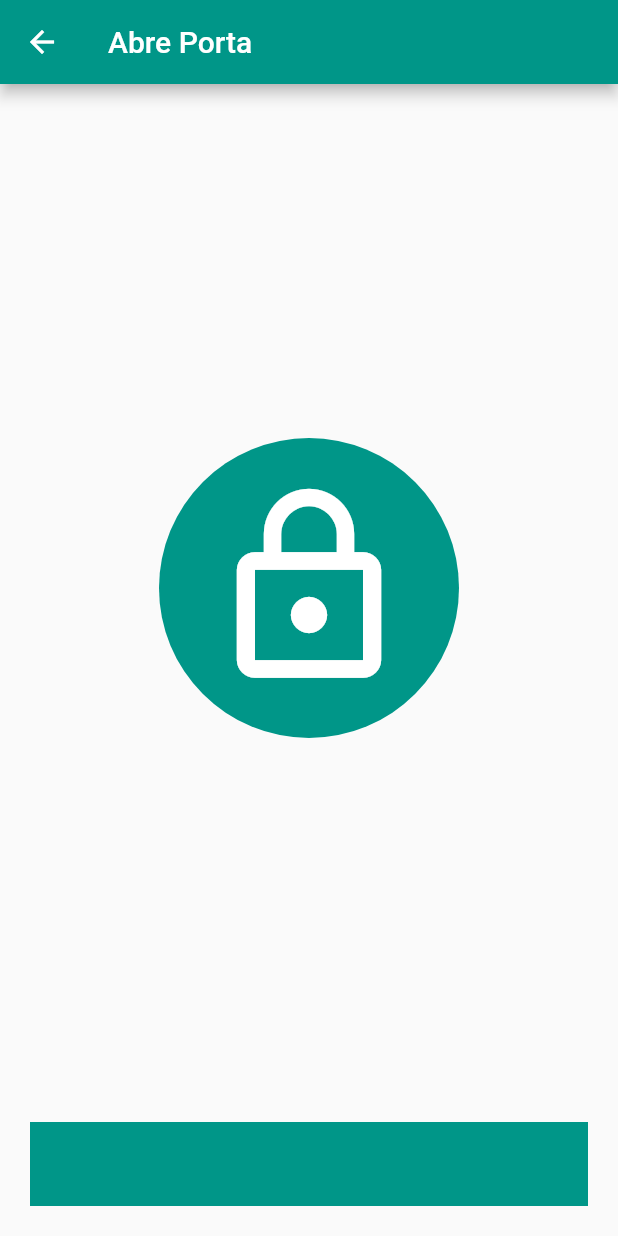
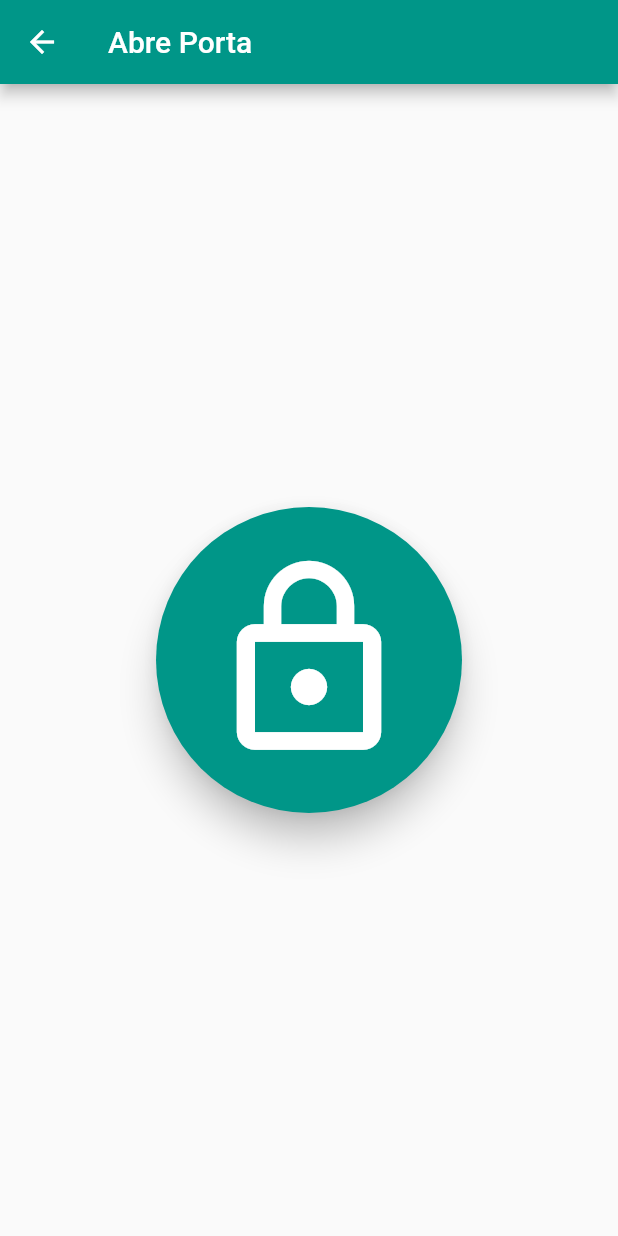
Before and after one commit to gusVLZ/smartlock_flutter, a Flutter app: the OpenDoor screen opened directly, on a phone screen of 412 x 824 dp. Run offline on Flutter 3.47's test engine with Material 2 defaults, Android fonts, the phone set to English and light mode, and no system bars; generated files the repository leaves out were written again.

Commit message:
Últimas alterações (04/06)

```diff
--- a/lib/Activities/OpenDoor.dart
+++ b/lib/Activities/OpenDoor.dart
@@ -1,7 +1,7 @@
 import 'package:flutter/material.dart';
 import 'package:http/http.dart' as http;
 import 'package:smart_locker/global.dart' as globals;
-
+import 'package:smart_locker/Utils/Notifications.dart';
 
 class OpenDoor extends StatefulWidget {
   @override
@@ -10,15 +10,14 @@ class OpenDoor extends StatefulWidget {
 
 class _OpenDoorState extends State<OpenDoor> {
   String _response = "";
+  final GlobalKey<ScaffoldState> _builderKey = new GlobalKey<ScaffoldState>();
   openDoorSend() async {
     print("opened");
     try {
-      final http.Response response =
-          await http.get('http://smartusjt.ddns.net:3000/api/opendoor/' + globals.username);
+      final http.Response response = await http.get(
+          'http://smartusjt.ddns.net:3000/api/opendoor/' + globals.username);
       print(response);
-      setState(() {
-        _response = response.body.toString();
-      });
+      Toast(_builderKey.currentContext, response.body.toString());
     } catch (e) {
       print(e);
     }
@@ -34,32 +33,30 @@ class _OpenDoorState extends State<OpenDoor> {
                 builder: (context) => AppBar(
                     title: Text("Abre Porta"), backgroundColor: Colors.teal))),
         body: Builder(
+            key: _builderKey,
             builder: (context) => SafeArea(
                     child: Column(
-                        mainAxisAlignment: MainAxisAlignment.spaceBetween,
+                        mainAxisAlignment: MainAxisAlignment.center,
                         children: <Widget>[
                       Container(),
                       Row(
-                        mainAxisAlignment: MainAxisAlignment.spaceEvenly,
+                        mainAxisAlignment: MainAxisAlignment.center,
                         children: <Widget>[
                           Flexible(
                             flex: 2,
                             child: Container(
-                              child: Ink(
-                                width: 400.0,
-                                height: 200.0,
-                                decoration: const ShapeDecoration(
-                                  color: Colors.teal,
-                                  shape: CircleBorder(),
-                                ),
-                                child: IconButton(
-                                  iconSize: 144.0,
-                                  icon: Icon(Icons.lock_outline),
-                                  color: Colors.white,
-                                  onPressed:  openDoorSend,
-
-                                ),
+                                child: RaisedButton(
+                                  padding: EdgeInsets.all(30),
+                                  color:Colors.teal,
+                                  elevation: 10,
+                              onPressed: openDoorSend,
+                              shape: CircleBorder(),
+                              child: Icon(
+                                Icons.lock_outline,
+                                size: 144.0,
+                                color: Colors.white,
                               ),
+                            )
                             ),
                           ),
                           // RaisedButton(
@@ -114,15 +111,6 @@ class _OpenDoorState extends State<OpenDoor> {
                           //),
                         ],
                       ),
-                      Flexible(
-                        flex: 2,
-                        child: Container(
-                            color: Colors.teal,
-                            width: double.infinity,
-                            margin: EdgeInsets.all(20),
-                            padding: EdgeInsets.all(20),
-                            child: Text(_response)),
-                      ),
                     ]))));
   }
 }
--- a/lib/Models/User.dart
+++ b/lib/Models/User.dart
@@ -9,15 +9,14 @@ class User {
   String email;
   String password;
   String cargo;
-  int role;
+
 
   User({
     this.id,
     this.username,
     this.email,
     this.password,
-    this.cargo,
-    this.role
+    this.cargo
   });
 
   factory User.fromJson(Map<String, dynamic> json) => _$UserFromJson(json);
--- a/lib/widgets/login.dart
+++ b/lib/widgets/login.dart
@@ -69,7 +69,7 @@ class _LoginState extends State<Login> with SingleTickerProviderStateMixin {
   }
 
   Future<String> fetchUser(User body) async {
-    final response = await http.post('http://gusvlz.ddns.net:3000/api/login',
+    final response = await http.post('http://smartusjt.ddns.net:3000/api/login',
         headers: <String, String>{
           'Content-Type': 'application/json; charset=UTF-8',
         },
--- a/lib/widgets/registro.dart
+++ b/lib/widgets/registro.dart
@@ -47,7 +47,7 @@ class _RegistroState extends State<Registro> {
 
   Future<String> postUser(User body) async {
     final response =
-        await http.post('http://gusvlz.ddns.net:3000/api/cadastrar',
+        await http.post('http://smartusjt.ddns.net:3000/api/cadastrar',
             headers: <String, String>{
               'Content-Type': 'application/json; charset=UTF-8',
             },
```
Also changed, not shown: lib/Models/User.g.dart.
